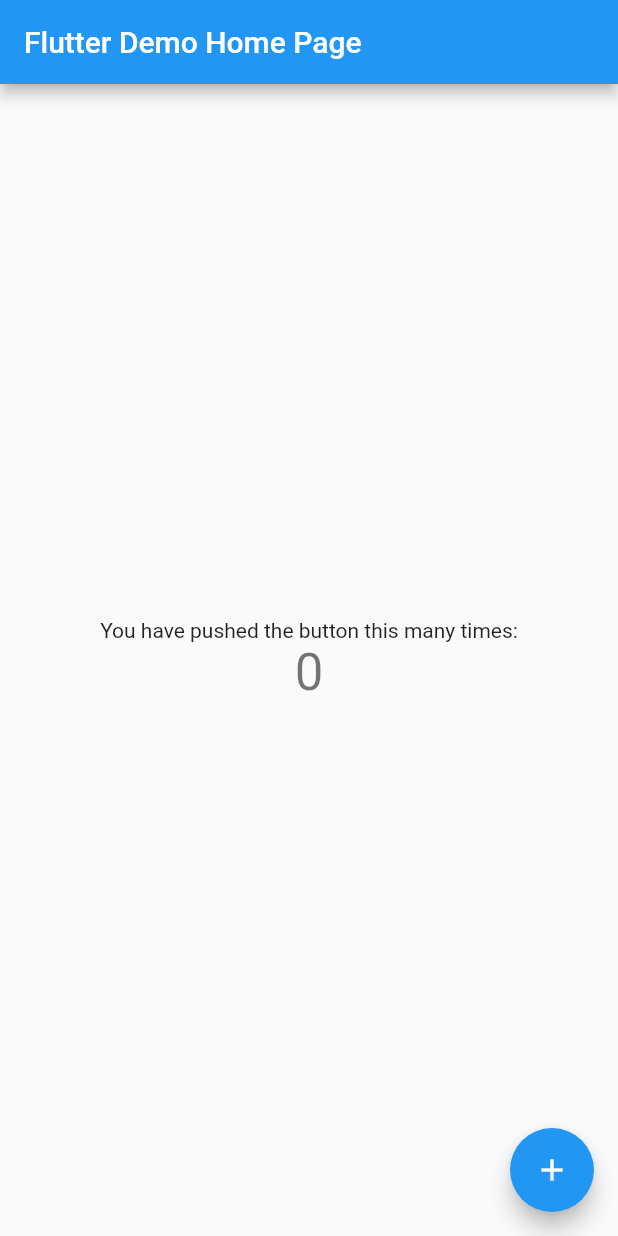
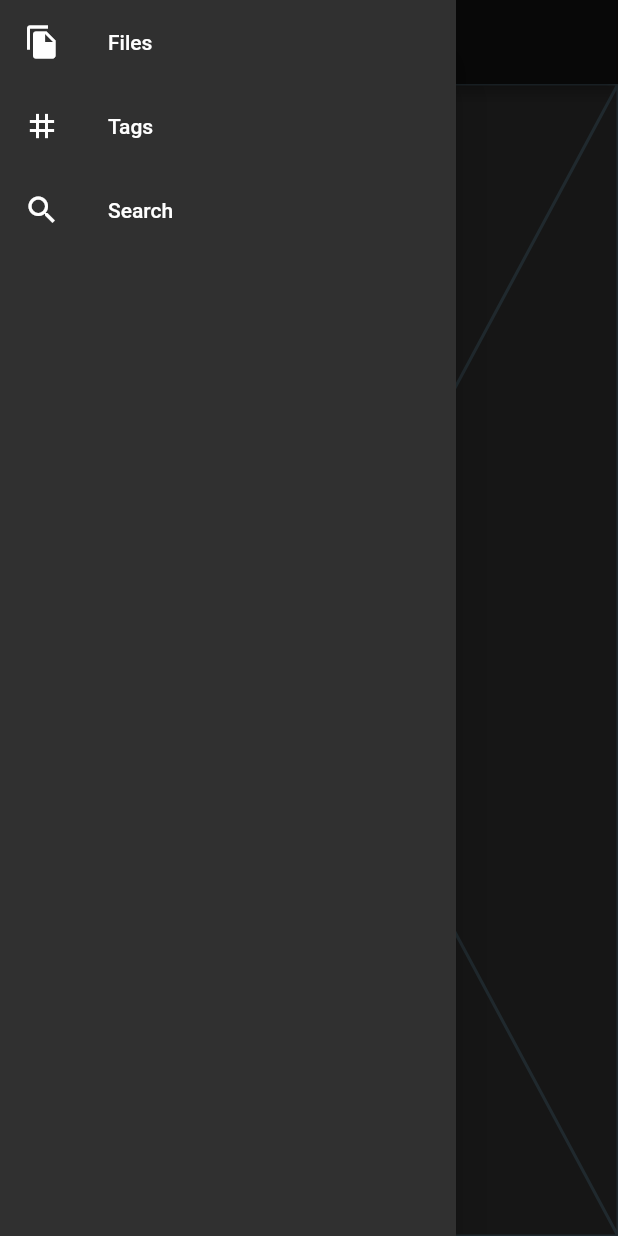
Before and after one commit to gecko10000/TagIt-frontend, a Flutter app: the screen it shows after launch, with the side drawer open (before the commit the screen has no drawer), on a phone screen of 412 x 824 dp. Run offline on Flutter 3.47's test engine with Material 2 defaults, Android fonts, the phone set to English and light mode, and no system bars.

Commit message:
Simple drawer menu and top bar

```diff
--- a/lib/main.dart
+++ b/lib/main.dart
@@ -1,115 +1,25 @@
 import 'package:flutter/material.dart';
+import 'package:tagit_frontend/routing.dart';
+import 'package:tagit_frontend/widgets/home.dart';
 
 void main() {
-  runApp(const MyApp());
+  runApp(const TagIt());
 }
 
-class MyApp extends StatelessWidget {
-  const MyApp({super.key});
+class TagIt extends StatelessWidget {
+  const TagIt({super.key});
 
-  // This widget is the root of your application.
+
+
   @override
   Widget build(BuildContext context) {
     return MaterialApp(
-      title: 'Flutter Demo',
+      title: "TagIt",
       theme: ThemeData(
-        // This is the theme of your application.
-        //
-        // Try running your application with "flutter run". You'll see the
-        // application has a blue toolbar. Then, without quitting the app, try
-        // changing the primarySwatch below to Colors.green and then invoke
-        // "hot reload" (press "r" in the console where you ran "flutter run",
-        // or simply save your changes to "hot reload" in a Flutter IDE).
-        // Notice that the counter didn't reset back to zero; the application
-        // is not restarted.
-        primarySwatch: Colors.blue,
+        colorScheme: const ColorScheme.dark()
       ),
-      home: const MyHomePage(title: 'Flutter Demo Home Page'),
+      home: const HomeScreen(),
+      routes: routing(),
     );
   }
 }
-
-class MyHomePage extends StatefulWidget {
-  const MyHomePage({super.key, required this.title});
-
-  // This widget is the home page of your application. It is stateful, meaning
-  // that it has a State object (defined below) that contains fields that affect
-  // how it looks.
-
-  // This class is the configuration for the state. It holds the values (in this
-  // case the title) provided by the parent (in this case the App widget) and
-  // used by the build method of the State. Fields in a Widget subclass are
-  // always marked "final".
-
-  final String title;
-
-  @override
-  State<MyHomePage> createState() => _MyHomePageState();
-}
-
-class _MyHomePageState extends State<MyHomePage> {
-  int _counter = 0;
-
-  void _incrementCounter() {
-    setState(() {
-      // This call to setState tells the Flutter framework that something has
-      // changed in this State, which causes it to rerun the build method below
-      // so that the display can reflect the updated values. If we changed
-      // _counter without calling setState(), then the build method would not be
-      // called again, and so nothing would appear to happen.
-      _counter++;
-    });
-  }
-
-  @override
-  Widget build(BuildContext context) {
-    // This method is rerun every time setState is called, for instance as done
-    // by the _incrementCounter method above.
-    //
-    // The Flutter framework has been optimized to make rerunning build methods
-    // fast, so that you can just rebuild anything that needs updating rather
-    // than having to individually change instances of widgets.
-    return Scaffold(
-      appBar: AppBar(
-        // Here we take the value from the MyHomePage object that was created by
-        // the App.build method, and use it to set our appbar title.
-        title: Text(widget.title),
-      ),
-      body: Center(
-        // Center is a layout widget. It takes a single child and positions it
-        // in the middle of the parent.
-        child: Column(
-          // Column is also a layout widget. It takes a list of children and
-          // arranges them vertically. By default, it sizes itself to fit its
-          // children horizontally, and tries to be as tall as its parent.
-          //
-          // Invoke "debug painting" (press "p" in the console, choose the
-          // "Toggle Debug Paint" action from the Flutter Inspector in Android
-          // Studio, or the "Toggle Debug Paint" command in Visual Studio Code)
-          // to see the wireframe for each widget.
-          //
-          // Column has various properties to control how it sizes itself and
-          // how it positions its children. Here we use mainAxisAlignment to
-          // center the children vertically; the main axis here is the vertical
-          // axis because Columns are vertical (the cross axis would be
-          // horizontal).
-          mainAxisAlignment: MainAxisAlignment.center,
-          children: <Widget>[
-            const Text(
-              'You have pushed the button this many times:',
-            ),
-            Text(
-              '$_counter',
-              style: Theme.of(context).textTheme.headlineMedium,
-            ),
-          ],
-        ),
-      ),
-      floatingActionButton: FloatingActionButton(
-        onPressed: _incrementCounter,
-        tooltip: 'Increment',
-        child: const Icon(Icons.add),
-      ), // This trailing comma makes auto-formatting nicer for build methods.
-    );
-  }
-}
--- /dev/null
+++ b/lib/routing.dart
@@ -0,0 +1,10 @@
+import 'package:flutter/cupertino.dart';
+import 'package:tagit_frontend/widgets/home.dart';
+
+Map<String, Widget Function(BuildContext)> routing() {
+  return {
+    // placeholder destinations for now
+    "/tags": (ctx) => const HomeScreen(),
+    "/search": (ctx) => const HomeScreen(),
+  };
+}
--- /dev/null
+++ b/lib/widgets/home.dart
@@ -0,0 +1,52 @@
+import 'package:flutter/material.dart';
+
+class HomeScreen extends StatelessWidget {
+  const HomeScreen({super.key});
+
+  @override
+  Widget build(BuildContext context) {
+    return Scaffold(
+        appBar: AppBar(
+          // custom name set on the backend? make this stateful?
+          // if date is april 1, TaGit?
+          title: const Text("TagIt"),
+        ),
+        drawer: const SideDrawer(),
+        body: const Placeholder()
+    );
+  }
+}
+
+class SideDrawer extends StatelessWidget {
+  const SideDrawer({super.key});
+
+  @override
+  Widget build(BuildContext context) {
+    return Drawer(
+        child: ListView(
+          children: const [
+            DrawerTile(Icons.file_copy, "Files", "/"),
+            DrawerTile(Icons.tag, "Tags", "/tags"),
+            DrawerTile(Icons.search, "Search", "/search")
+          ],
+        )
+    );
+  }
+}
+
+class DrawerTile extends StatelessWidget {
+  final IconData icon;
+  final String title;
+  final String destination;
+
+  const DrawerTile(this.icon, this.title, this.destination, {super.key});
+
+  @override
+  Widget build(BuildContext context) {
+    return ListTile(
+      leading: Icon(icon),
+      title: Text(title),
+      onTap: () => Navigator.pushReplacementNamed(context, destination),
+    );
+  }
+}
--- a/pubspec.yaml
+++ b/pubspec.yaml
@@ -59,9 +59,8 @@
   uses-material-design: true
 
   # To add assets to your application, add an assets section, like this:
-  # assets:
-  #   - images/a_dot_burr.jpeg
-  #   - images/a_dot_ham.jpeg
+  assets:
+    - assets/
 
   # An image asset can refer to one or more resolution-specific "variants", see
   # https://flutter.dev/assets-and-images/#resolution-aware
```
Also changed, not shown: assets/TagIt.ttf (added).
